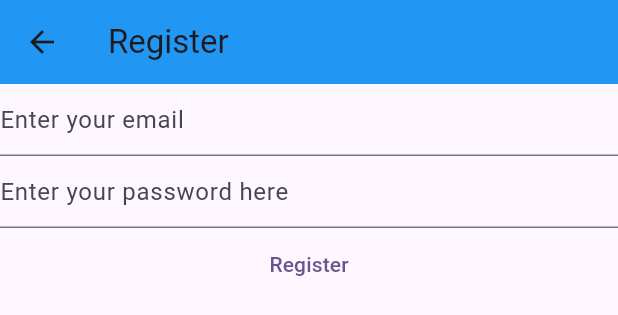
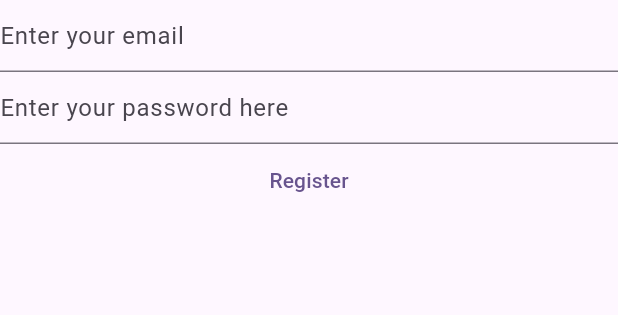
Before and after one commit to vkhydras/Notes, a Flutter app: the RegisterView widget shown alone on an empty page, opened directly, on a phone screen of 412 x 824 dp. Shown: the top 315 px of the screen. Run offline on Flutter 3.47's test engine with Material 3 defaults, Android fonts, the phone set to English and light mode, and no system bars; our stand-ins replace firebase_auth, firebase_core; accounts and stored records are empty.

Commit message:
returning contentent

```diff
--- a/lib/views/register_view.dart
+++ b/lib/views/register_view.dart
@@ -1,7 +1,7 @@
 import 'package:firebase_auth/firebase_auth.dart';
-import 'package:firebase_core/firebase_core.dart';
+// import 'package:firebase_core/firebase_core.dart';
 import 'package:flutter/material.dart';
-import 'package:notes_app/firebase_options.dart';
+// import 'package:notes_app/firebase_options.dart';
 
 class RegisterView extends StatefulWidget {
   const RegisterView({super.key});
@@ -34,22 +34,7 @@ class _RegisterViewState extends State<RegisterView> {
 
   @override
   Widget build(BuildContext context) {
-    return Scaffold(
-      appBar: AppBar(
-        title:const  Text("Register"),
-        backgroundColor: Colors.blue,
-        ),
-        body: FutureBuilder(
-
-          future: Firebase.initializeApp(
-                options: DefaultFirebaseOptions.currentPlatform,
-              ),
-
-          builder: (context, snapshot) {
-
-            switch (snapshot.connectionState){
-              case ConnectionState.done:
-               return  Column(
+     return  Column(
 
             children: [
 
@@ -96,11 +81,5 @@ class _RegisterViewState extends State<RegisterView> {
               },child: const Text('Register'),),
             ],
           );
-          default:
-            return const Text('Loading...');
-          }
-          },
-        ),
-    );
   }
 }
```
Also changed, not shown: lib/views/home_page.dart (+17 -13 lines), lib/views/login_view.dart (+3 -25 lines), lib/views/verifyemail_view.dart (+3 -8 lines).
